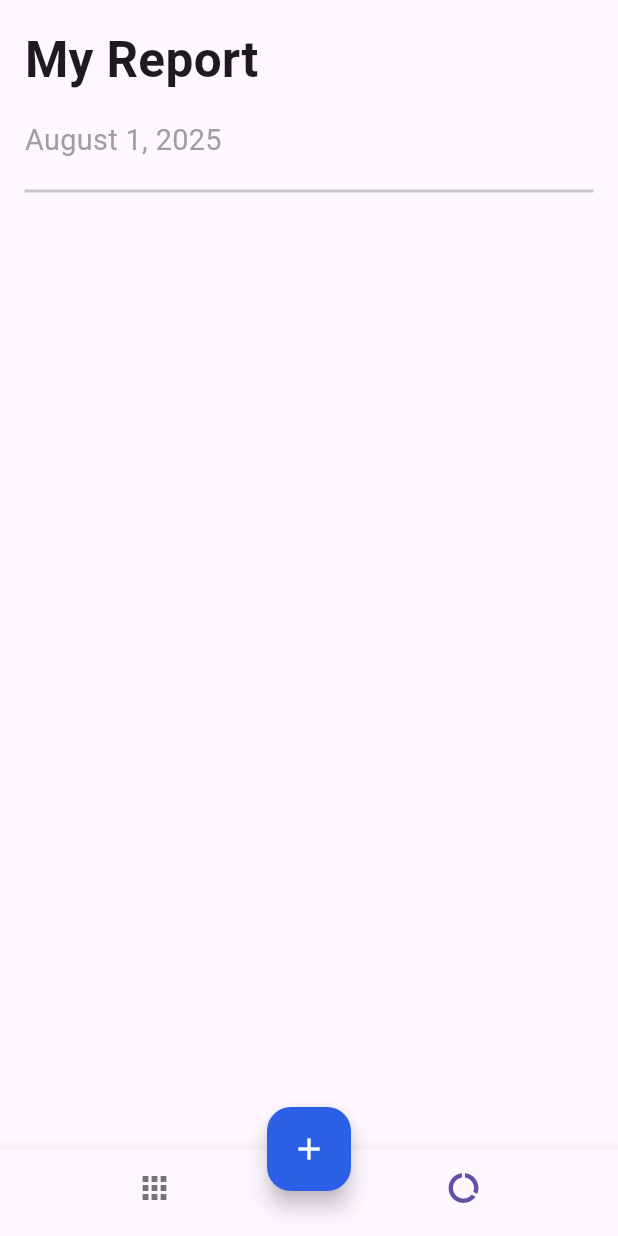
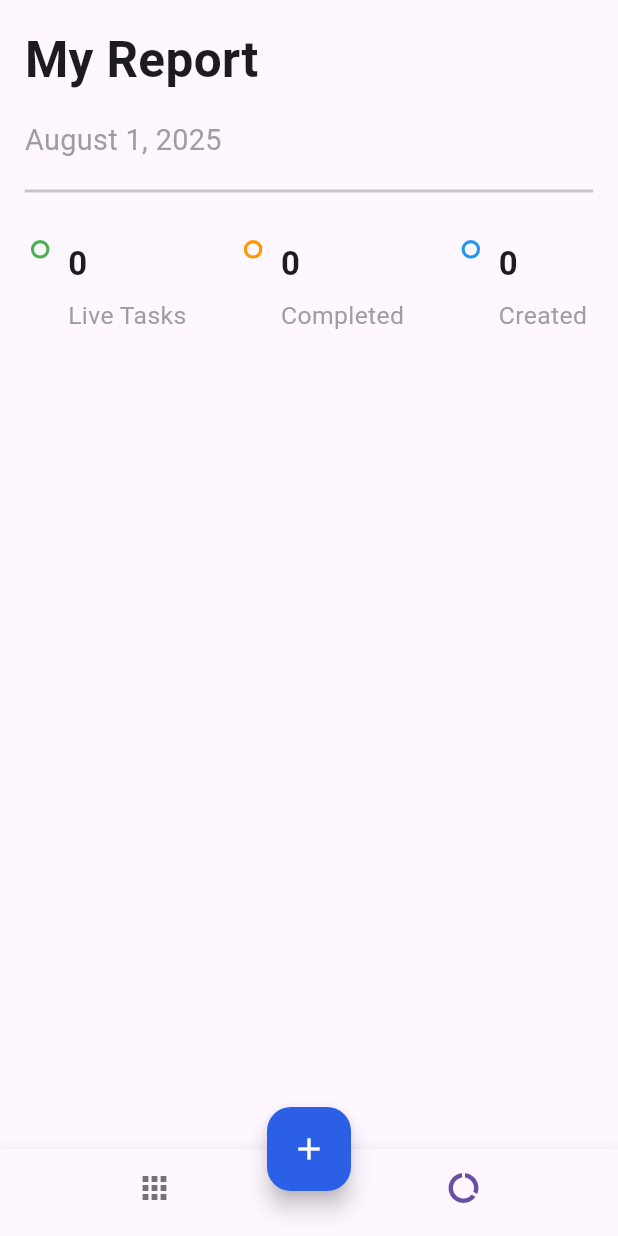
Before and after one commit to RuomiChen/todo-list-getx, a Flutter app: the screen it shows after launch, item 2 of the bottom bar chosen, on a phone screen of 412 x 824 dp. Run offline on Flutter 3.47's test engine with Material 3 defaults, Android fonts, the phone set to English and light mode, and no system bars; our stand-ins replace dotted_border, equatable, flutter_easyloading, get, get_storage, step_progress_indicator.

Commit message:
feat:Different task status

```diff
--- a/lib/app/modules/home/controller.dart
+++ b/lib/app/modules/home/controller.dart
@@ -165,7 +165,7 @@ class HomeController extends GetxController {
     var res = 0;
     for (var i = 0; i < tasks.length; i++) {
       if (tasks[i].todos != null) {
-        for (var j = 0; j < tasks[j].todos!.length; j++) {
+        for (var j = 0; j < tasks[i].todos!.length; j++) {
           if (tasks[i].todos![j]['done'] == true) {
             res += 1;
           }
--- a/lib/app/modules/report/view.dart
+++ b/lib/app/modules/report/view.dart
@@ -45,10 +45,55 @@ class ReportPage extends StatelessWidget {
                 ),
                 child: const Divider(thickness: 2),
               ),
+              Padding(
+                padding: EdgeInsets.symmetric(
+                  vertical: 3.0.wp,
+                  horizontal: 5.0.wp,
+                ),
+                child: Row(
+                  mainAxisAlignment: MainAxisAlignment.spaceBetween,
+                  children: [
+                    _buildStatus(Colors.green, liveTasks, 'Live Tasks'),
+                    _buildStatus(Colors.orange, completedTasks, 'Completed'),
+                    _buildStatus(Colors.blue, createdTasks, 'Created'),
+                  ],
+                ),
+              ),
             ],
           );
         }),
       ),
     );
   }
+
+  Row _buildStatus(Color color, int number, String text) {
+    return Row(
+      crossAxisAlignment: CrossAxisAlignment.start,
+      children: [
+        Container(
+          height: 3.0.wp,
+          width: 3.0.wp,
+          decoration: BoxDecoration(
+            shape: BoxShape.circle,
+            border: Border.all(width: 0.5.wp, color: color),
+          ),
+        ),
+        SizedBox(width: 3.0.wp),
+        Column(
+          crossAxisAlignment: CrossAxisAlignment.start,
+          children: [
+            Text(
+              '$number',
+              style: TextStyle(fontWeight: FontWeight.bold, fontSize: 16.0.sp),
+            ),
+            SizedBox(height: 2.0.wp),
+            Text(
+              text,
+              style: TextStyle(fontSize: 12.0.sp, color: Colors.grey),
+            ),
+          ],
+        ),
+      ],
+    );
+  }
 }
```
